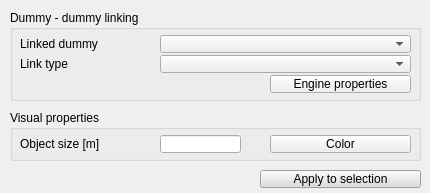
CoppeliaRobotics/coppeliaSimLib, file ui/qdlgdummies.ui: the form before one commit.
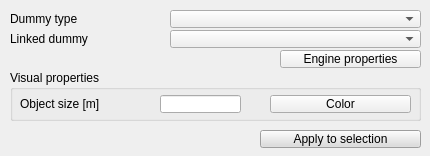
The form after the commit.

Commit message: dummy link type to dummy type

```diff
--- a/ui/qdlgdummies.ui
+++ b/ui/qdlgdummies.ui
@@ -7,7 +7,7 @@
     <x>0</x>
     <y>0</y>
     <width>430</width>
-    <height>193</height>
+    <height>156</height>
    </rect>
   </property>
   <property name="windowTitle">
@@ -20,7 +20,7 @@
    <property name="geometry">
     <rect>
      <x>10</x>
-     <y>110</y>
+     <y>70</y>
      <width>411</width>
      <height>51</height>
     </rect>
@@ -74,90 +74,6 @@
     </property>
    </widget>
   </widget>
-  <widget class="QGroupBox" name="groupBox_2">
-   <property name="geometry">
-    <rect>
-     <x>10</x>
-     <y>10</y>
-     <width>411</width>
-     <height>91</height>
-    </rect>
-   </property>
-   <property name="title">
-    <string>Dummy - dummy linking</string>
-   </property>
-   <property name="flat">
-    <bool>false</bool>
-   </property>
-   <widget class="QLabel" name="label_2">
-    <property name="geometry">
-     <rect>
-      <x>10</x>
-      <y>25</y>
-      <width>141</width>
-      <height>18</height>
-     </rect>
-    </property>
-    <property name="text">
-     <string>Linked dummy</string>
-    </property>
-   </widget>
-   <widget class="QLabel" name="label_3">
-    <property name="geometry">
-     <rect>
-      <x>10</x>
-      <y>45</y>
-      <width>141</width>
-      <height>18</height>
-     </rect>
-    </property>
-    <property name="text">
-     <string>Link type</string>
-    </property>
-   </widget>
-   <widget class="QComboBox" name="qqLinkedDummyCombo">
-    <property name="geometry">
-     <rect>
-      <x>150</x>
-      <y>25</y>
-      <width>251</width>
-      <height>18</height>
-     </rect>
-    </property>
-    <property name="maxVisibleItems">
-     <number>50</number>
-    </property>
-   </widget>
-   <widget class="QComboBox" name="qqLinkTypeCombo">
-    <property name="geometry">
-     <rect>
-      <x>150</x>
-      <y>45</y>
-      <width>251</width>
-      <height>18</height>
-     </rect>
-    </property>
-    <property name="maxVisibleItems">
-     <number>50</number>
-    </property>
-   </widget>
-   <widget class="QToolButton" name="qqEditEngine">
-    <property name="geometry">
-     <rect>
-      <x>260</x>
-      <y>65</y>
-      <width>141</width>
-      <height>18</height>
-     </rect>
-    </property>
-    <property name="focusPolicy">
-     <enum>Qt::StrongFocus</enum>
-    </property>
-    <property name="text">
-     <string>Engine properties</string>
-    </property>
-   </widget>
-  </widget>
   <widget class="QGroupBox" name="qqTrajectoryGroup">
    <property name="geometry">
     <rect>
@@ -329,7 +245,7 @@
    <property name="geometry">
     <rect>
      <x>260</x>
-     <y>170</y>
+     <y>130</y>
      <width>161</width>
      <height>18</height>
     </rect>
@@ -783,6 +699,74 @@
     <string>Apply to selection</string>
    </property>
   </widget>
+  <widget class="QToolButton" name="qqEditEngine">
+   <property name="geometry">
+    <rect>
+     <x>280</x>
+     <y>50</y>
+     <width>141</width>
+     <height>18</height>
+    </rect>
+   </property>
+   <property name="focusPolicy">
+    <enum>Qt::StrongFocus</enum>
+   </property>
+   <property name="text">
+    <string>Engine properties</string>
+   </property>
+  </widget>
+  <widget class="QComboBox" name="qqLinkTypeCombo">
+   <property name="geometry">
+    <rect>
+     <x>170</x>
+     <y>10</y>
+     <width>251</width>
+     <height>18</height>
+    </rect>
+   </property>
+   <property name="maxVisibleItems">
+    <number>50</number>
+   </property>
+  </widget>
+  <widget class="QLabel" name="label_3">
+   <property name="geometry">
+    <rect>
+     <x>10</x>
+     <y>10</y>
+     <width>141</width>
+     <height>18</height>
+    </rect>
+   </property>
+   <property name="text">
+    <string>Dummy type</string>
+   </property>
+  </widget>
+  <widget class="QComboBox" name="qqLinkedDummyCombo">
+   <property name="geometry">
+    <rect>
+     <x>170</x>
+     <y>30</y>
+     <width>251</width>
+     <height>18</height>
+    </rect>
+   </property>
+   <property name="maxVisibleItems">
+    <number>50</number>
+   </property>
+  </widget>
+  <widget class="QLabel" name="label_2">
+   <property name="geometry">
+    <rect>
+     <x>10</x>
+     <y>30</y>
+     <width>141</width>
+     <height>18</height>
+    </rect>
+   </property>
+   <property name="text">
+    <string>Linked dummy</string>
+   </property>
+  </widget>
  </widget>
  <tabstops>
   <tabstop>qqLinkedDummyCombo</tabstop>
```
Left out of the diff: 2 changed lines with no effect on the pictures. The commit also changes 19 other files.
